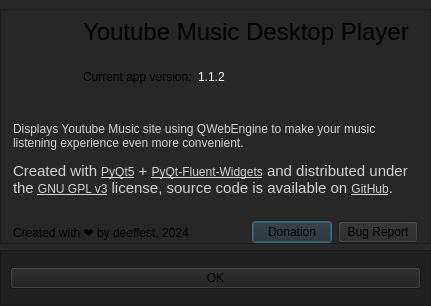
First picture: the form in core/ui/about_dialog.ui, repository deeffest/Youtube-Music-Desktop-Player, before the edit.
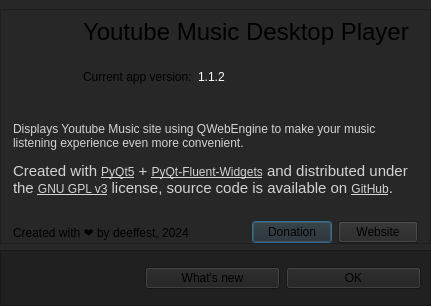
Second picture: the form after the edit. Icons and pictures are not drawn. Custom widgets are drawn as their Qt base class.

```diff
--- a/core/ui/about_dialog.ui
+++ b/core/ui/about_dialog.ui
@@ -214,7 +214,7 @@
         <item>
          <widget class="HyperlinkButton" name="HyperlinkButton">
           <property name="text">
-           <string>Bug Report</string>
+           <string>Website</string>
           </property>
           <property name="url">
            <url>
@@ -267,7 +267,39 @@
          <number>16</number>
         </property>
         <item>
-         <widget class="PushButton" name="PushButton">
+         <spacer name="horizontalSpacer_3">
+          <property name="orientation">
+           <enum>Qt::Horizontal</enum>
+          </property>
+          <property name="sizeHint" stdset="0">
+           <size>
+            <width>40</width>
+            <height>20</height>
+           </size>
+          </property>
+         </spacer>
+        </item>
+        <item>
+         <widget class="PushButton" name="PushButton_2">
+          <property name="sizePolicy">
+           <sizepolicy hsizetype="MinimumExpanding" vsizetype="Fixed">
+            <horstretch>0</horstretch>
+            <verstretch>0</verstretch>
+           </sizepolicy>
+          </property>
+          <property name="text">
+           <string>What's new</string>
+          </property>
+         </widget>
+        </item>
+        <item>
+         <widget class="PrimaryPushButton" name="PushButton">
+          <property name="sizePolicy">
+           <sizepolicy hsizetype="MinimumExpanding" vsizetype="Fixed">
+            <horstretch>0</horstretch>
+            <verstretch>0</verstretch>
+           </sizepolicy>
+          </property>
           <property name="text">
            <string>OK</string>
           </property>
@@ -291,6 +323,11 @@
    <extends>QPushButton</extends>
    <header>qfluentwidgets</header>
   </customwidget>
+  <customwidget>
+   <class>PrimaryPushButton</class>
+   <extends>PushButton</extends>
+   <header>qfluentwidgets</header>
+  </customwidget>
   <customwidget>
    <class>CaptionLabel</class>
    <extends>QLabel</extends>
```
Left out of the diff: 2 changed lines with no effect on the pictures.
